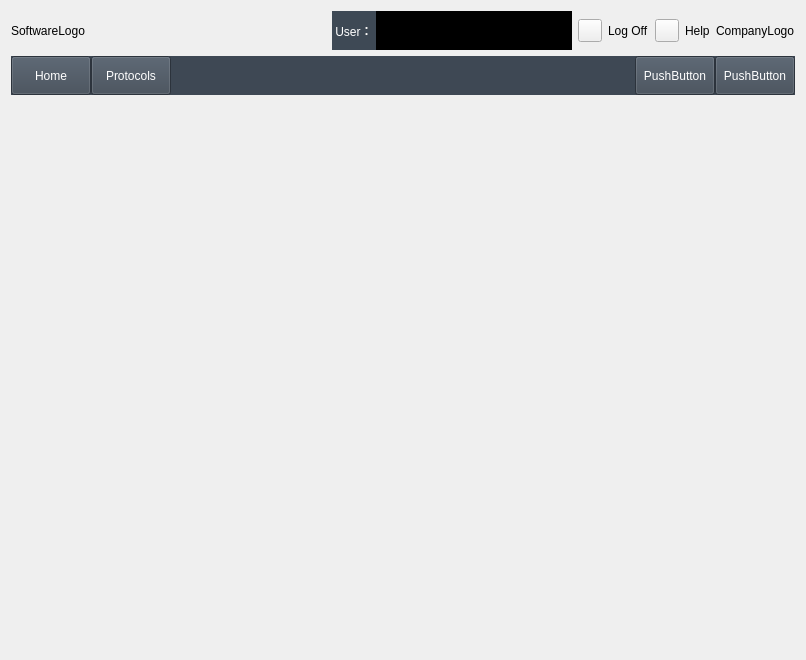
First picture: the form in UIModular/MainWindow/MainWindowUI.ui, repository EddyXieFalcon/ColorAnalyst, before the edit.
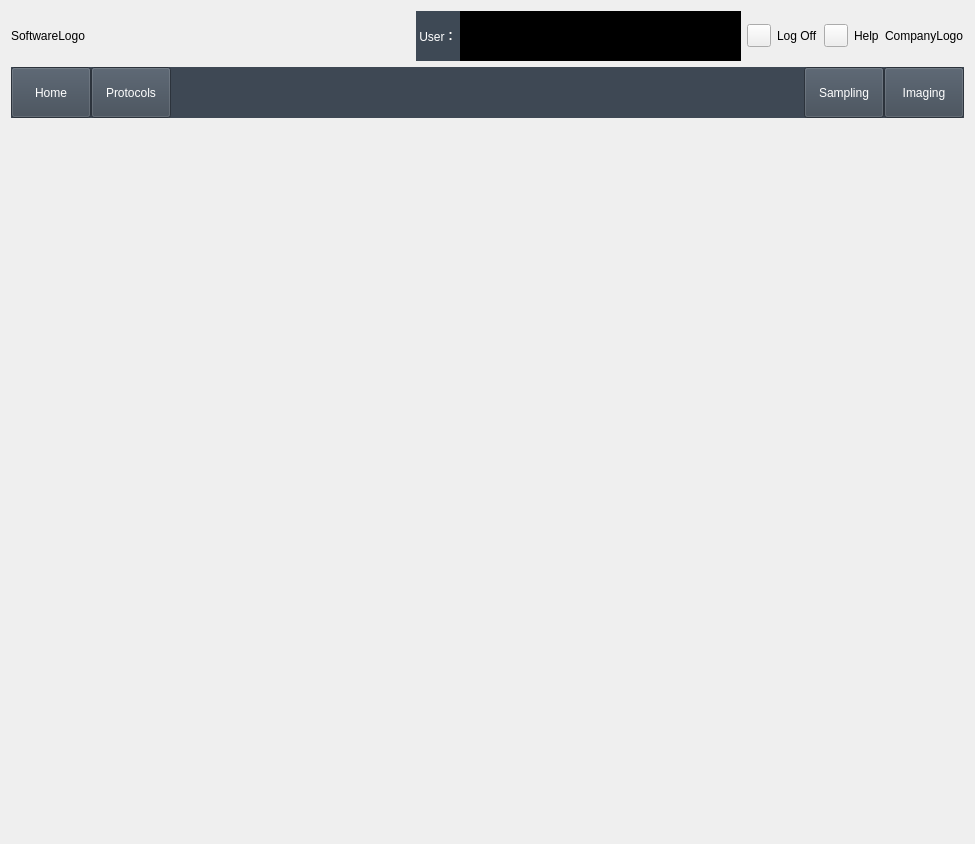
Second picture: the form after the edit.

Patch:
```diff
--- a/UIModular/MainWindow/MainWindowUI.ui
+++ b/UIModular/MainWindow/MainWindowUI.ui
@@ -6,8 +6,8 @@
    <rect>
     <x>0</x>
     <y>0</y>
-    <width>806</width>
-    <height>660</height>
+    <width>975</width>
+    <height>844</height>
    </rect>
   </property>
   <property name="windowTitle">
@@ -846,7 +846,7 @@
           </palette>
          </property>
          <property name="text">
-          <string>PushButton</string>
+          <string>Sampling</string>
          </property>
         </widget>
        </item>
@@ -977,7 +977,7 @@
           </palette>
          </property>
          <property name="text">
-          <string>PushButton</string>
+          <string>Imaging</string>
          </property>
         </widget>
        </item>
```
Left out of the diff: 4 changed lines with no effect on the pictures.
